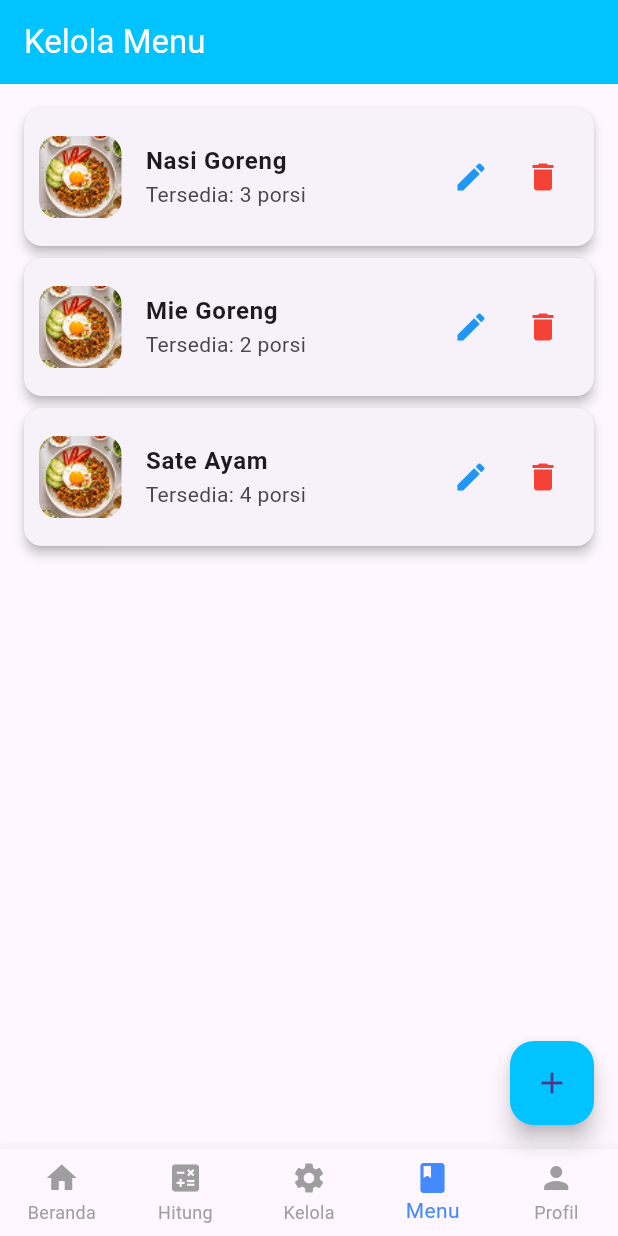
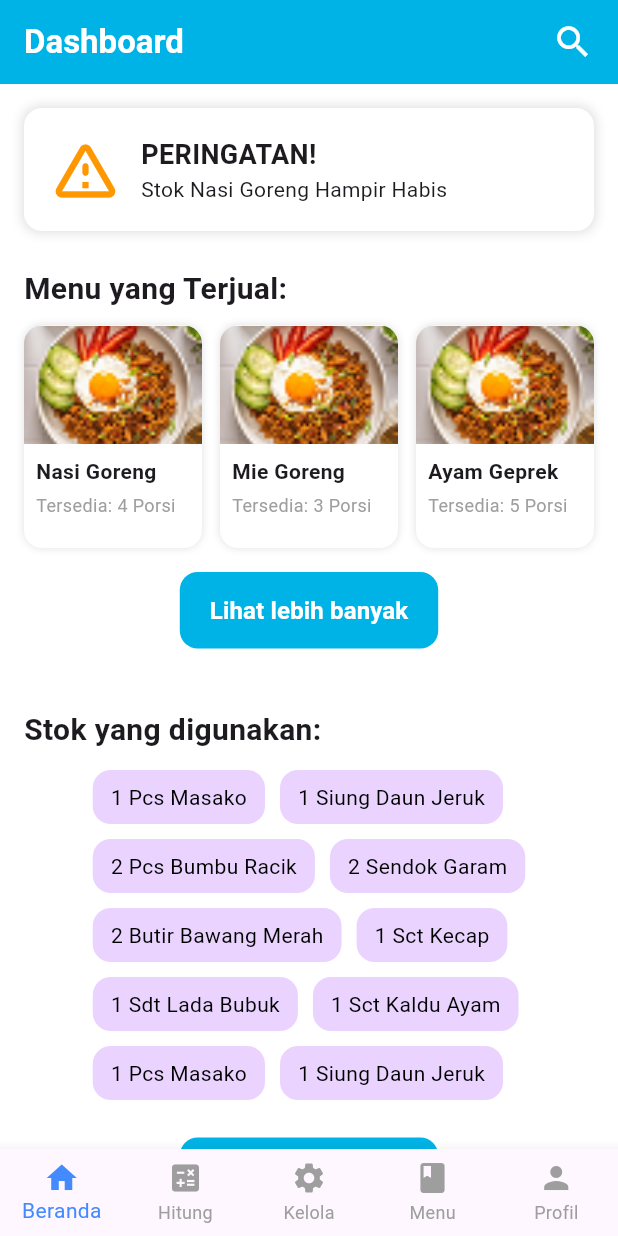
Before and after one commit to ilhamhafidz404/AwisPalace_IngredientManagement_APP, a Flutter app: the screen it shows after launch, on a phone screen of 412 x 824 dp. Run offline on Flutter 3.47's test engine with Material 3 defaults, Android fonts, the phone set to English and light mode, and no system bars; our stand-ins replace flutter_svg, google_sign_in.

Commit message:
Home Page

```diff
--- /dev/null
+++ b/lib/features/home/presentation/pages/home_page.dart
@@ -0,0 +1,86 @@
+import 'package:flutter/material.dart';
+import 'package:ingredient_management_app/features/home/presentation/widgets/alert.dart';
+import 'package:ingredient_management_app/features/home/presentation/widgets/ingredient_section.dart';
+import 'package:ingredient_management_app/features/home/presentation/widgets/product_section.dart';
+import 'package:ingredient_management_app/widgets/custom_bottom_nav.dart';
+
+class HomePage extends StatefulWidget {
+  const HomePage({super.key});
+
+  @override
+  State<HomePage> createState() => _HomePageState();
+}
+
+class _HomePageState extends State<HomePage> {
+  int currentIndex = 0;
+
+  @override
+  Widget build(BuildContext context) {
+    return Scaffold(
+      backgroundColor: Colors.white,
+
+      appBar: AppBar(
+        backgroundColor: const Color(0xFF00B3E6),
+        elevation: 0,
+        title: const Text(
+          "Dashboard",
+          style: TextStyle(color: Colors.white, fontWeight: FontWeight.bold),
+        ),
+        actions: const [
+          Padding(
+            padding: EdgeInsets.only(right: 16),
+            child: Icon(Icons.search, color: Colors.white, size: 28),
+          ),
+        ],
+      ),
+
+      body: SingleChildScrollView(
+        padding: const EdgeInsets.all(16),
+        child: Column(
+          crossAxisAlignment: CrossAxisAlignment.start,
+          children: [
+            const AlertWidget(
+              title: "PERINGATAN!",
+              message: "Stok Nasi Goreng Hampir Habis",
+            ),
+
+            const SizedBox(height: 24),
+
+            const Text(
+              "Menu yang Terjual:",
+              style: TextStyle(fontSize: 20, fontWeight: FontWeight.bold),
+            ),
+
+            const SizedBox(height: 10),
+
+            const ProductSection(),
+
+            const SizedBox(height: 40),
+
+            const Text(
+              "Stok yang digunakan:",
+              style: TextStyle(fontSize: 20, fontWeight: FontWeight.bold),
+            ),
+
+            const SizedBox(height: 12),
+
+            const IngredientSection(),
+          ],
+        ),
+      ),
+
+      bottomNavigationBar: CustomBottomNav(
+        selectedIndex: currentIndex,
+        onItemTapped: (index) {
+          setState(() => currentIndex = index);
+
+          if (index == 0) Navigator.pushNamed(context, '/beranda');
+          if (index == 1) return;
+          if (index == 2) Navigator.pushNamed(context, '/kelola');
+          if (index == 3) Navigator.pushNamed(context, '/menu');
+          if (index == 4) Navigator.pushNamed(context, '/profile');
+        },
+      ),
+    );
+  }
+}
--- /dev/null
+++ b/lib/features/home/presentation/widgets/alert.dart
@@ -0,0 +1,53 @@
+import 'package:flutter/material.dart';
+
+class AlertWidget extends StatelessWidget {
+  final String title;
+  final String message;
+  final IconData icon;
+  final Color iconColor;
+  final Color backgroundColor;
+
+  const AlertWidget({
+    super.key,
+    required this.title,
+    required this.message,
+    this.icon = Icons.warning_amber_rounded,
+    this.iconColor = Colors.orange,
+    this.backgroundColor = Colors.white,
+  });
+
+  @override
+  Widget build(BuildContext context) {
+    return Container(
+      padding: const EdgeInsets.all(16),
+      decoration: BoxDecoration(
+        color: backgroundColor,
+        boxShadow: const [
+          BoxShadow(color: Colors.black12, blurRadius: 6, spreadRadius: 1),
+        ],
+        borderRadius: BorderRadius.circular(12),
+      ),
+      child: Row(
+        children: [
+          Icon(icon, color: iconColor, size: 50),
+          const SizedBox(width: 12),
+          Expanded(
+            child: Column(
+              crossAxisAlignment: CrossAxisAlignment.start,
+              children: [
+                Text(
+                  title,
+                  style: const TextStyle(
+                    fontSize: 18,
+                    fontWeight: FontWeight.bold,
+                  ),
+                ),
+                Text(message, style: const TextStyle(fontSize: 14)),
+              ],
+            ),
+          ),
+        ],
+      ),
+    );
+  }
+}
--- /dev/null
+++ b/lib/features/home/presentation/widgets/badge_widget.dart
@@ -0,0 +1,26 @@
+import 'package:flutter/material.dart';
+
+class BadgeWidget extends StatelessWidget {
+  final String label;
+  final Color backgroundColor;
+  final Color textColor;
+
+  const BadgeWidget({
+    super.key,
+    required this.label,
+    this.backgroundColor = const Color(0xFFEBD4FF),
+    this.textColor = Colors.black,
+  });
+
+  @override
+  Widget build(BuildContext context) {
+    return Container(
+      padding: const EdgeInsets.symmetric(horizontal: 12, vertical: 8),
+      decoration: BoxDecoration(
+        color: backgroundColor,
+        borderRadius: BorderRadius.circular(12),
+      ),
+      child: Text(label, style: TextStyle(color: textColor)),
+    );
+  }
+}
--- /dev/null
+++ b/lib/features/home/presentation/widgets/ingredient_section.dart
@@ -0,0 +1,78 @@
+import 'package:flutter/material.dart';
+import 'package:ingredient_management_app/features/home/presentation/widgets/badge_widget.dart';
+import 'package:ingredient_management_app/widgets/custom_button.dart';
+
+class IngredientSection extends StatefulWidget {
+  const IngredientSection({super.key});
+
+  @override
+  State<IngredientSection> createState() => _IngredientSectionState();
+}
+
+// DATA INGREDIENTS
+final List<String> ingredients = [
+  "1 Pcs Masako",
+  "1 Siung Daun Jeruk",
+  "2 Pcs Bumbu Racik",
+  "2 Sendok Garam",
+  "2 Butir Bawang Merah",
+  "1 Sct Kecap",
+  "1 Sdt Lada Bubuk",
+  "1 Sct Kaldu Ayam",
+  "1 Pcs Masako",
+  "1 Siung Daun Jeruk",
+  "2 Pcs Bumbu Racik",
+  "2 Sendok Garam",
+  "2 Butir Bawang Merah",
+  "1 Sct Kecap",
+];
+
+class _IngredientSectionState extends State<IngredientSection> {
+  int visibleCount = 10;
+
+  @override
+  Widget build(BuildContext context) {
+    final visibleItems = ingredients.take(visibleCount).toList();
+
+    return Column(
+      crossAxisAlignment: CrossAxisAlignment.center,
+      children: [
+        Wrap(
+          spacing: 10,
+          runSpacing: 10,
+          children: visibleItems
+              .map(
+                (item) => BadgeWidget(
+                  label: item,
+                  backgroundColor: const Color(0xFFEAD3FF),
+                  textColor: Colors.black,
+                ),
+              )
+              .toList(),
+        ),
+
+        const SizedBox(height: 25),
+
+        Center(
+          child: visibleCount < ingredients.length
+              ? CustomButton(
+                  label: "Lihat lebih banyak",
+                  onPressed: () {
+                    setState(() {
+                      visibleCount += 10;
+                    });
+                  },
+                )
+              : CustomButton(
+                  label: "Lihat lebih sedikit",
+                  onPressed: () {
+                    setState(() {
+                      visibleCount = 10;
+                    });
+                  },
+                ),
+        ),
+      ],
+    );
+  }
+}
--- /dev/null
+++ b/lib/features/home/presentation/widgets/product_card.dart
@@ -0,0 +1,74 @@
+import 'package:flutter/material.dart';
+
+class ProductCard extends StatelessWidget {
+  final String imagePath;
+  final String title;
+  final String subtitle;
+  final VoidCallback? onTap;
+
+  const ProductCard({
+    super.key,
+    required this.imagePath,
+    required this.title,
+    required this.subtitle,
+    this.onTap,
+  });
+
+  @override
+  Widget build(BuildContext context) {
+    return GestureDetector(
+      onTap: onTap,
+      child: Container(
+        constraints: const BoxConstraints(
+          maxHeight: 300, // 🔥 maksimal tinggi card
+        ),
+        decoration: BoxDecoration(
+          color: Colors.white,
+          borderRadius: BorderRadius.circular(12),
+          boxShadow: const [BoxShadow(color: Colors.black12, blurRadius: 4)],
+        ),
+        child: Column(
+          crossAxisAlignment: CrossAxisAlignment.start,
+          children: [
+            // 🔥 Gambar otomatis mengikuti lebar card
+            ClipRRect(
+              borderRadius: const BorderRadius.vertical(
+                top: Radius.circular(12),
+              ),
+              child: AspectRatio(
+                aspectRatio: 1.5,
+                // Bisa diatur 1.5 = landscape, 1 = square, 0.8 = portrait
+                child: Image.asset(
+                  imagePath,
+                  fit: BoxFit.cover, // 🔥 gambar selalu memenuhi card
+                ),
+              ),
+            ),
+
+            // TEXT
+            Padding(
+              padding: const EdgeInsets.all(8),
+              child: Column(
+                crossAxisAlignment: CrossAxisAlignment.start,
+                children: [
+                  Text(
+                    title,
+                    style: const TextStyle(
+                      fontWeight: FontWeight.bold,
+                      fontSize: 14,
+                    ),
+                  ),
+                  const SizedBox(height: 4),
+                  Text(
+                    subtitle,
+                    style: const TextStyle(fontSize: 12, color: Colors.grey),
+                  ),
+                ],
+              ),
+            ),
+          ],
+        ),
+      ),
+    );
+  }
+}
--- /dev/null
+++ b/lib/features/home/presentation/widgets/product_section.dart
@@ -0,0 +1,93 @@
+import 'package:flutter/material.dart';
+import 'package:ingredient_management_app/features/home/presentation/widgets/product_card.dart';
+import 'package:ingredient_management_app/widgets/custom_button.dart';
+
+final List<Map<String, String>> products = [
+  {
+    "image": "assets/img/nasigoreng.png",
+    "title": "Nasi Goreng",
+    "subtitle": "Tersedia: 4 Porsi",
+  },
+  {
+    "image": "assets/img/nasigoreng.png",
+    "title": "Mie Goreng",
+    "subtitle": "Tersedia: 3 Porsi",
+  },
+  {
+    "image": "assets/img/nasigoreng.png",
+    "title": "Ayam Geprek",
+    "subtitle": "Tersedia: 5 Porsi",
+  },
+  {
+    "image": "assets/img/nasigoreng.png",
+    "title": "Ayam Bakar",
+    "subtitle": "Tersedia: 2 Porsi",
+  },
+  {
+    "image": "assets/img/nasigoreng.png",
+    "title": "Sate Ayam",
+    "subtitle": "Tersedia: 6 Porsi",
+  },
+];
+
+class ProductSection extends StatefulWidget {
+  const ProductSection({super.key});
+
+  @override
+  State<ProductSection> createState() => _ProductSectionState();
+}
+
+class _ProductSectionState extends State<ProductSection> {
+  int visibleCount = 3; // TAMPIL 3 MUTI AWAL
+
+  @override
+  Widget build(BuildContext context) {
+    final visibleProducts = products.take(visibleCount).toList();
+
+    return Column(
+      children: [
+        GridView.builder(
+          shrinkWrap: true,
+          physics: const NeverScrollableScrollPhysics(),
+          gridDelegate: const SliverGridDelegateWithFixedCrossAxisCount(
+            crossAxisCount: 3,
+            crossAxisSpacing: 12,
+            mainAxisSpacing: 12,
+            childAspectRatio: 0.8,
+          ),
+          itemCount: visibleProducts.length,
+          itemBuilder: (context, index) {
+            final item = visibleProducts[index];
+            return ProductCard(
+              imagePath: item["image"]!,
+              title: item["title"]!,
+              subtitle: item["subtitle"]!,
+            );
+          },
+        ),
+
+        const SizedBox(height: 16),
+
+        // 🔥 TOMBOL LOGIC
+        if (visibleCount < products.length)
+          CustomButton(
+            label: "Lihat lebih banyak",
+            onPressed: () {
+              setState(() {
+                visibleCount += 3;
+              });
+            },
+          )
+        else
+          CustomButton(
+            label: "Lihat lebih sedikit",
+            onPressed: () {
+              setState(() {
+                visibleCount = 3;
+              });
+            },
+          ),
+      ],
+    );
+  }
+}
--- a/lib/main.dart
+++ b/lib/main.dart
@@ -1,4 +1,5 @@
 import 'package:flutter/material.dart';
+import 'package:ingredient_management_app/features/home/presentation/pages/home_page.dart';
 import 'pages/login_page.dart';
 import 'pages/menu_page.dart';
 import 'pages/hitung_page.dart';
@@ -16,9 +17,10 @@ class MyApp extends StatelessWidget {
   Widget build(BuildContext context) {
     return MaterialApp(
       debugShowCheckedModeBanner: false,
-      initialRoute: '/menu',
+      initialRoute: '/',
       routes: {
         '/login': (context) => const LoginPage(),
+        '/': (context) => const HomePage(),
         '/menu': (context) => const MenuPage(),
         '/hitung': (context) => const HitungPage(),
         '/kelola': (context) => const KelolaBahanPage(),
--- /dev/null
+++ b/lib/widgets/custom_button.dart
@@ -0,0 +1,44 @@
+import 'package:flutter/material.dart';
+
+class CustomButton extends StatelessWidget {
+  final String label;
+  final VoidCallback onPressed;
+  final Color backgroundColor;
+  final Color textColor;
+  final double borderRadius;
+  final EdgeInsets padding;
+
+  const CustomButton({
+    super.key,
+    required this.label,
+    required this.onPressed,
+    this.backgroundColor = const Color(0xFF00B3E6),
+    this.textColor = Colors.white,
+    this.borderRadius = 12,
+    this.padding = const EdgeInsets.symmetric(horizontal: 20, vertical: 14),
+  });
+
+  @override
+  Widget build(BuildContext context) {
+    return ElevatedButton(
+      onPressed: onPressed, // gunakan dari luar
+      style: ElevatedButton.styleFrom(
+        backgroundColor: backgroundColor,
+        foregroundColor: textColor,
+        padding: padding,
+        shape: RoundedRectangleBorder(
+          borderRadius: BorderRadius.circular(borderRadius),
+        ),
+        elevation: 0,
+      ),
+      child: Text(
+        label,
+        style: TextStyle(
+          fontSize: 16,
+          color: textColor,
+          fontWeight: FontWeight.bold,
+        ),
+      ),
+    );
+  }
+}
```
Also changed, not shown: pubspec.lock.
